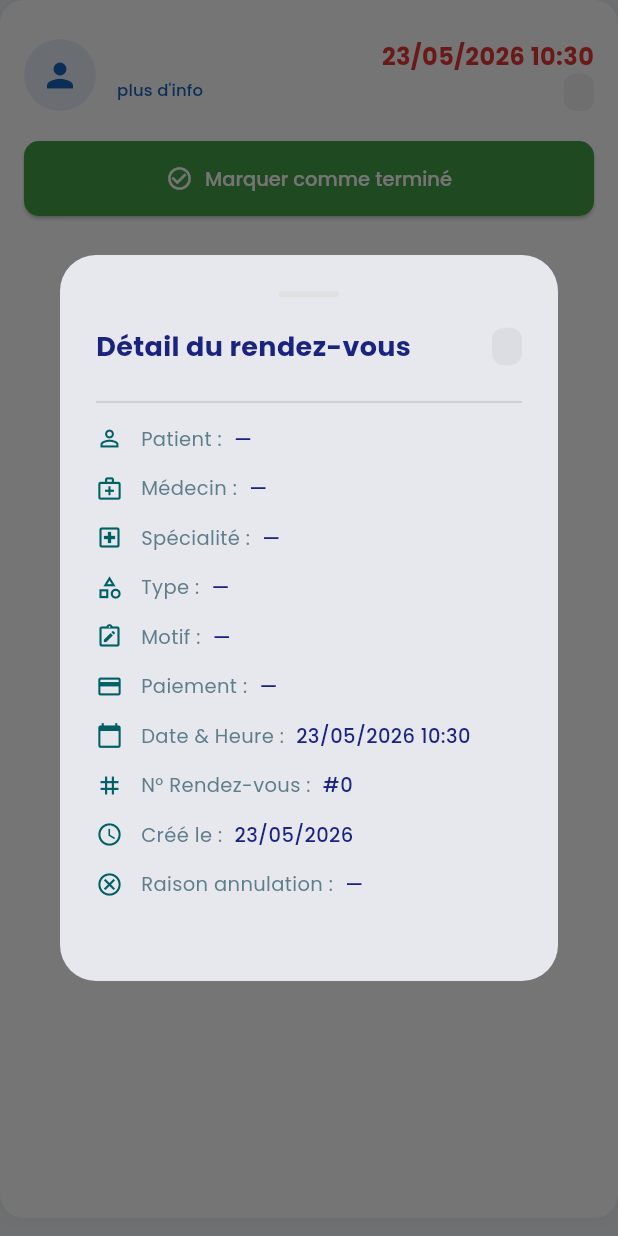
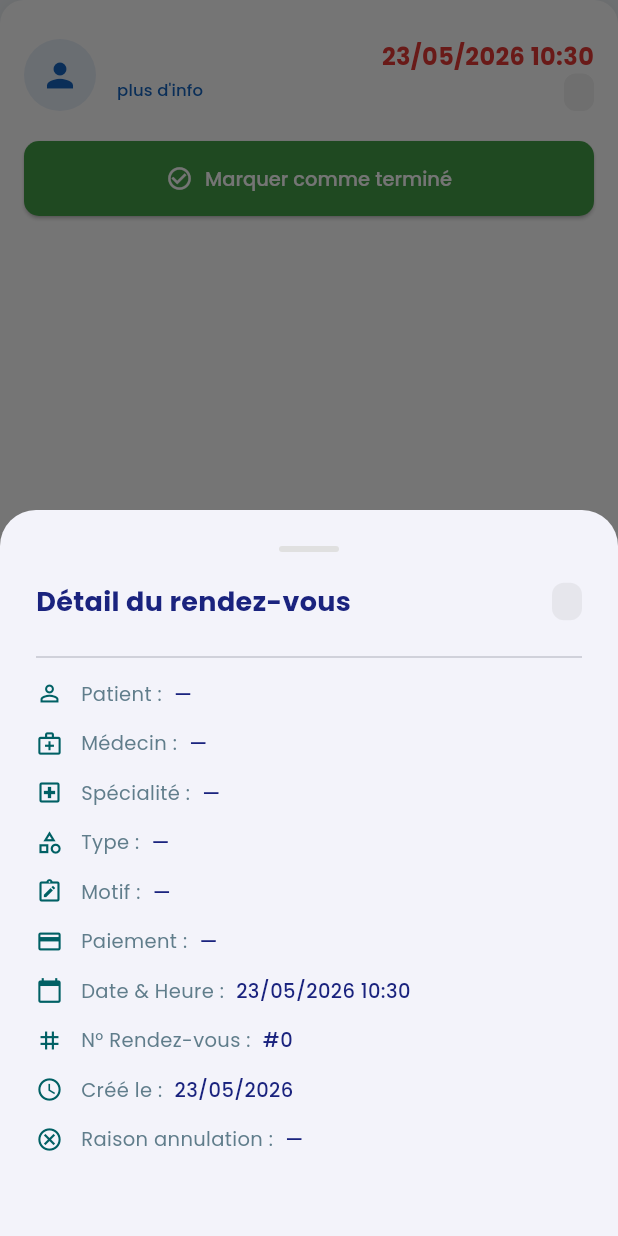
Before and after one commit to bekr-dev/mediconnect-app, a Flutter app: the _PatientCard widget shown alone on an empty page, opened directly with empty values, after a tap on an icon or button, on a phone screen of 412 x 824 dp. Run offline on Flutter 3.47's test engine with Material 3 defaults, Android fonts, the phone set to English and light mode, and no system bars; our stand-ins replace cloud_firestore, firebase_auth, firebase_core, flutter_map, geolocator, google_fonts and 3 more; accounts and stored records are empty; network calls fail.

Commit message:
Update doctor_patients_screen.dart

```diff
--- a/lib/screens/doctor/doctor_patients_screen.dart
+++ b/lib/screens/doctor/doctor_patients_screen.dart
@@ -217,25 +217,7 @@ class _PatientCardState extends State<_PatientCard> {
                           maxLines: 1,
                           overflow: TextOverflow.ellipsis),
                     TextButton(
-                      onPressed: () =>
-                      showDialog(
-  context: context,
-  barrierDismissible: true, // تتيح إغلاق الـ Dialog عند الضغط خارجه
-  builder: (BuildContext context) {
-    return Dialog(
-      shape: RoundedRectangleBorder(
-        borderRadius: BorderRadius.circular(24), // حواف دائرية من كل الجهات للـ Dialog
-      ),
-      clipBehavior: Clip.antiAlias, // لضمان عدم خروج محتوى الـ Sheet عن الحواف الدائرية
-      child: Container(
-        // يمكنك تحديد عرض أقصى للـ Dialog لكي لا يتمدد بشكل مشوه على الشاشات الكبيرة
-        constraints: const BoxConstraints(maxWidth: 400),
-        child: RendezVousDetailSheet(rv: rv, isDoctor: true),
-      ),
-    );
-  },
-),
-  /*                    showModalBottomSheet(
+                      onPressed: () => showModalBottomSheet(
                         context: context,
                         isScrollControlled: true,
                         shape: const RoundedRectangleBorder(
@@ -243,7 +225,7 @@ class _PatientCardState extends State<_PatientCard> {
                                 top: Radius.circular(24))),
                         builder: (_) =>
                             RendezVousDetailSheet(rv: rv, isDoctor: true),
-                      ),*/
+                      ),
                       style: TextButton.styleFrom(
                           padding: EdgeInsets.zero,
                           minimumSize: const Size(0, 0)),
```
